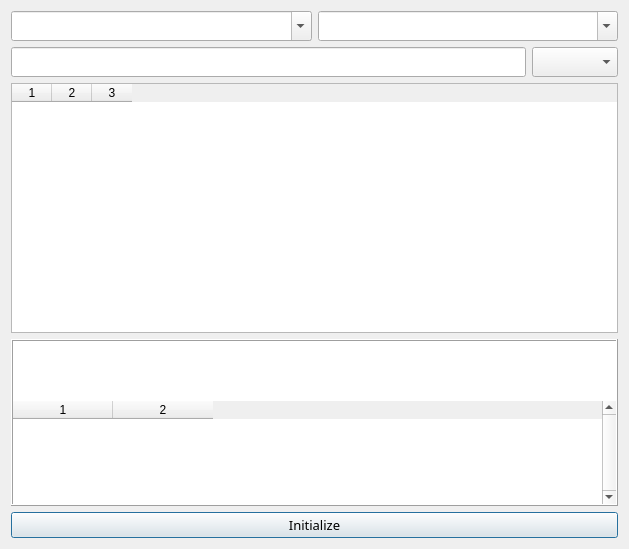
Old version of the form ui.ui in the repository heiwais25/UniversityRankSearch.
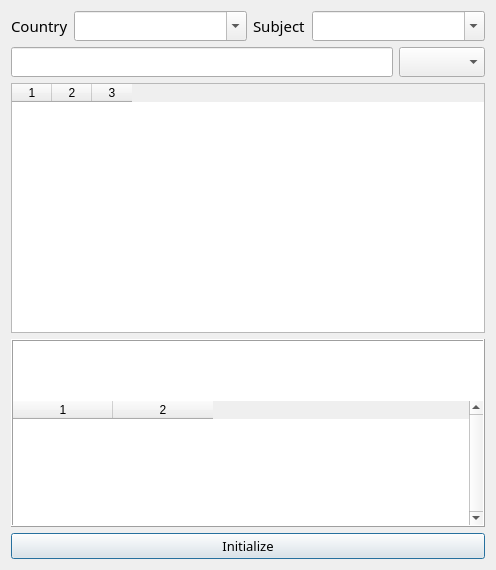
New version of the form.

What changed in the file:
```diff
--- a/ui.ui
+++ b/ui.ui
@@ -9,8 +9,8 @@
    <rect>
     <x>0</x>
     <y>0</y>
-    <width>629</width>
-    <height>549</height>
+    <width>496</width>
+    <height>570</height>
    </rect>
   </property>
   <property name="windowTitle">
@@ -21,6 +21,25 @@
     <layout class="QVBoxLayout" name="verticalLayout">
      <item>
       <layout class="QHBoxLayout" name="horizontalLayout_8">
+       <item>
+        <widget class="QLabel" name="label">
+         <property name="sizePolicy">
+          <sizepolicy hsizetype="Fixed" vsizetype="Fixed">
+           <horstretch>0</horstretch>
+           <verstretch>0</verstretch>
+          </sizepolicy>
+         </property>
+         <property name="font">
+          <font>
+           <family>맑은 고딕</family>
+           <pointsize>11</pointsize>
+          </font>
+         </property>
+         <property name="text">
+          <string>Country</string>
+         </property>
+        </widget>
+       </item>
        <item>
         <widget class="QComboBox" name="countryComboBox">
          <property name="minimumSize">
@@ -58,6 +77,25 @@
          </property>
         </widget>
        </item>
+       <item>
+        <widget class="QLabel" name="label_2">
+         <property name="sizePolicy">
+          <sizepolicy hsizetype="Fixed" vsizetype="Fixed">
+           <horstretch>0</horstretch>
+           <verstretch>0</verstretch>
+          </sizepolicy>
+         </property>
+         <property name="font">
+          <font>
+           <family>맑은 고딕</family>
+           <pointsize>11</pointsize>
+          </font>
+         </property>
+         <property name="text">
+          <string>Subject</string>
+         </property>
+        </widget>
+       </item>
        <item>
         <widget class="QComboBox" name="subjectComboBox">
          <property name="minimumSize">
```
Left out of the diff: 13 changed lines with no effect on the pictures.
